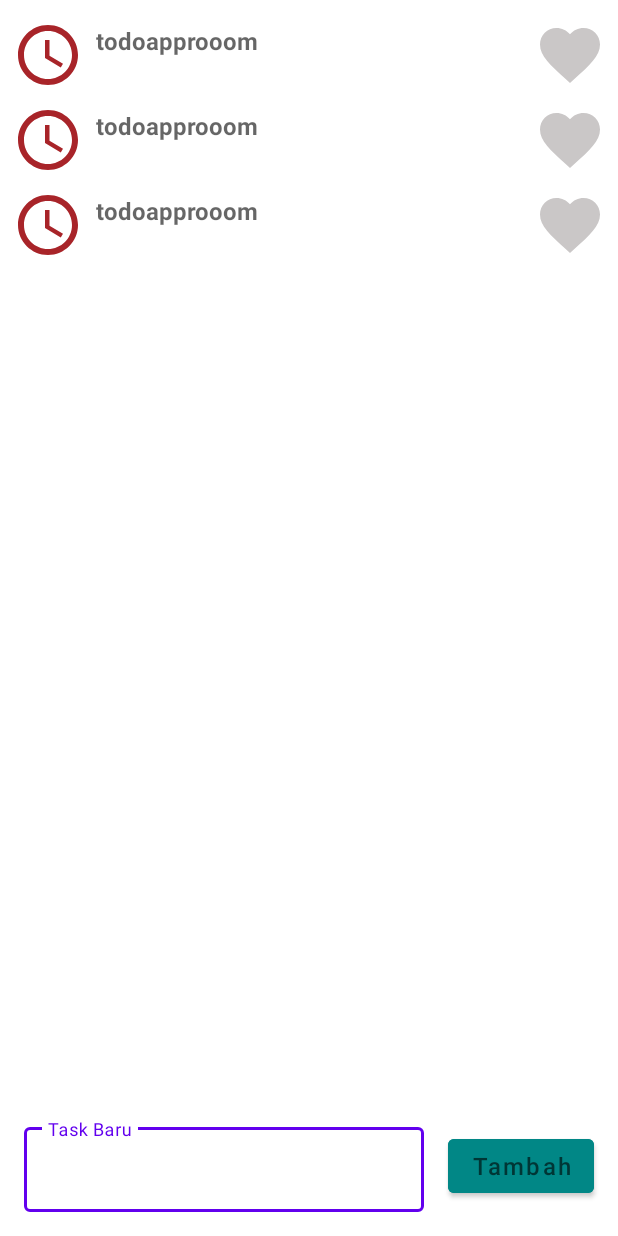
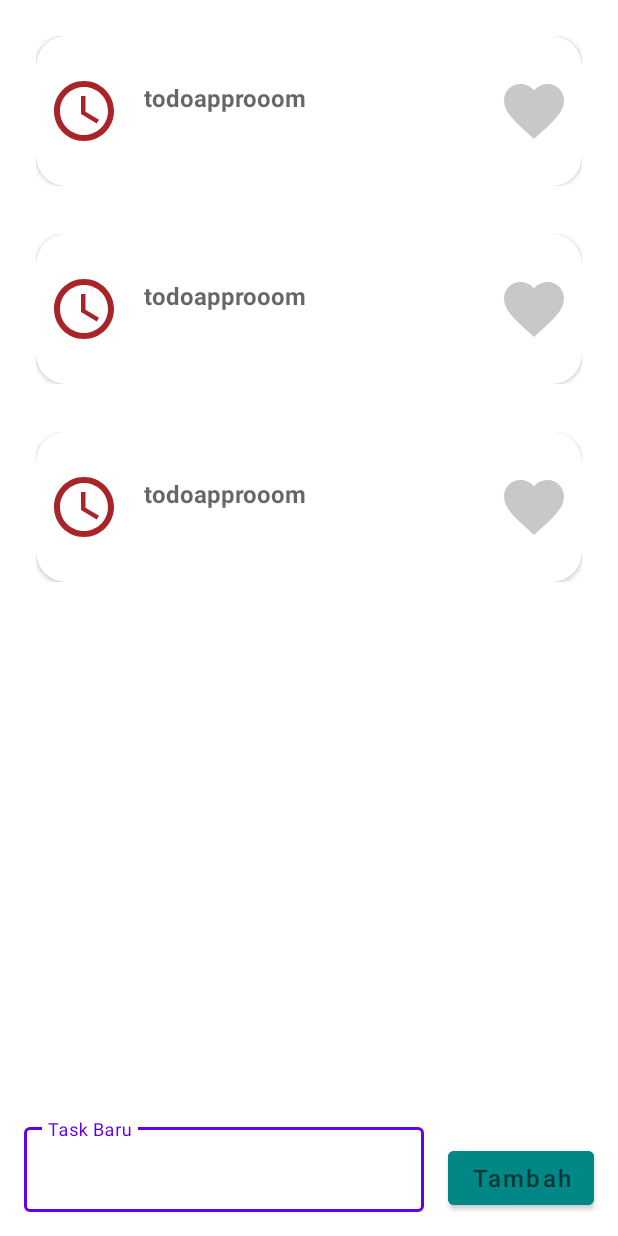
Before and after one commit to setilanaji/todo-app-room, an Android app: the layout fragment_todo_list.xml on its own in the app's theme, with its tools: preview values and no code run, on a phone screen of 412 x 824 dp. Run offline under Robolectric (Android 15) with nearby library versions, the phone set to English and light mode, and no system bars.

Commit message:
fix minor bug

```diff
--- a/app/src/main/java/com/ydh/todoapprooom/presenter/TodoPresenter.kt
+++ b/app/src/main/java/com/ydh/todoapprooom/presenter/TodoPresenter.kt
@@ -153,8 +153,10 @@ class TodoPresenter(private val view: TodoContract.View, private val repository:
                 if (response.isSuccessful) {
                     if (response.body() != null) {
                         response.body()?.let {
+                            val edited = it.data
+                            edited.favStatus = todoModel.favStatus
                             view.onSuccessUpdateTodo(
-                                it.data)
+                                edited)
                         }
                     } else {
                         Throwable(message = "Responsenya adalah null")
--- a/app/src/main/java/com/ydh/todoapprooom/view/adapter/TodoAdapter.kt
+++ b/app/src/main/java/com/ydh/todoapprooom/view/adapter/TodoAdapter.kt
@@ -23,8 +23,6 @@ class TodoAdapter(
     }
 
     fun setData(item: MutableList<TodoModel>){
-        println(item)
-        println("set Data")
         this.todoList = item
         notifyDataSetChanged()
     }
--- a/app/src/main/java/com/ydh/todoapprooom/view/fragment/TodoListFragment.kt
+++ b/app/src/main/java/com/ydh/todoapprooom/view/fragment/TodoListFragment.kt
@@ -97,7 +97,7 @@ class TodoListFragment : Fragment(), TodoContract.View, TodoAdapter.TodoListener
 
     override fun onSuccessDeleteFavTodo(id: Long) {
         requireActivity().runOnUiThread {
-            Toast.makeText(context, "task has been deleted", Toast.LENGTH_SHORT).show()
+            Toast.makeText(context, "task has been deleted from favorite", Toast.LENGTH_SHORT).show()
         }
     }
 
--- a/app/src/main/res/layout/fragment_todo_list.xml
+++ b/app/src/main/res/layout/fragment_todo_list.xml
@@ -40,7 +40,6 @@
         android:layout_width="0dp"
         android:layout_height="0dp"
         android:padding="8dp"
-        android:layout_marginBottom="16dp"
         app:layoutManager="androidx.recyclerview.widget.LinearLayoutManager"
         app:layout_constraintBottom_toTopOf="@+id/tilTodo"
         app:layout_constraintEnd_toEndOf="parent"
--- a/app/src/main/res/layout/item_todo.xml
+++ b/app/src/main/res/layout/item_todo.xml
@@ -10,21 +10,52 @@
             type="com.ydh.todoapprooom.model.TodoModel" />
     </data>
 
-    <androidx.constraintlayout.widget.ConstraintLayout android:layout_width="match_parent"
+    <androidx.constraintlayout.widget.ConstraintLayout
+        android:layout_width="match_parent"
         android:layout_height="wrap_content"
-        >
+        android:layout_margin="16dp">
+
+        <androidx.cardview.widget.CardView
+            android:layout_width="match_parent"
+            android:layout_height="100dp"
+            app:cardCornerRadius="20dp"
+            app:layout_constraintEnd_toEndOf="parent"
+            app:layout_constraintStart_toStartOf="parent"
+            app:layout_constraintTop_toTopOf="parent">
+
+            <androidx.constraintlayout.widget.ConstraintLayout
+                android:layout_width="match_parent"
+                android:layout_height="match_parent">
 
                 <CheckBox
                     android:id="@+id/ivStatus"
                     android:layout_width="48dp"
                     android:layout_height="48dp"
-            android:padding="8dp"
+                    android:layout_marginStart="8dp"
+                    android:layout_marginEnd="8dp"
+                    android:background="@drawable/selector_done"
                     android:button="@null"
                     android:checked="@{todo.status}"
-            android:background="@drawable/selector_done"
+                    android:padding="8dp"
                     app:layout_constraintBottom_toBottomOf="parent"
-            app:layout_constraintEnd_toStartOf="@id/tvTodo"
+                    app:layout_constraintEnd_toStartOf="@+id/tvTodo"
                     app:layout_constraintStart_toStartOf="parent"
+                    app:layout_constraintTop_toTopOf="parent" />
+
+                <CheckBox
+                    android:id="@+id/ivFavTodo"
+                    android:layout_width="48dp"
+                    android:layout_height="48dp"
+                    android:layout_marginStart="8dp"
+                    android:layout_marginEnd="8dp"
+                    android:background="@drawable/selector_fav"
+                    android:button="@null"
+                    android:checked="@{todo.favStatus}"
+                    android:padding="8dp"
+                    app:layout_constraintBottom_toBottomOf="parent"
+                    app:layout_constraintEnd_toEndOf="parent"
+                    app:layout_constraintHorizontal_bias="0.5"
+                    app:layout_constraintStart_toEndOf="@+id/tvTodo"
                     app:layout_constraintTop_toTopOf="parent" />
 
                 <TextView
@@ -32,29 +63,19 @@
                     android:layout_width="0dp"
                     android:layout_height="wrap_content"
                     android:hint="@string/app_name"
+                    android:lines="2"
                     android:padding="8dp"
                     android:textSize="16sp"
                     android:textStyle="bold"
-            android:lines="2"
                     app:layout_constraintBottom_toBottomOf="parent"
-            app:layout_constraintEnd_toStartOf="@id/ivFavTodo"
+                    app:layout_constraintEnd_toStartOf="@+id/ivFavTodo"
+                    app:layout_constraintHorizontal_bias="0.5"
                     app:layout_constraintStart_toEndOf="@+id/ivStatus"
                     app:layout_constraintTop_toTopOf="parent"
-            tools:text="@{todo.task}"/>
+                    tools:text="@{todo.task}" />
+            </androidx.constraintlayout.widget.ConstraintLayout>
+        </androidx.cardview.widget.CardView>
 
-
-        <CheckBox
-            android:id="@+id/ivFavTodo"
-            android:layout_width="48dp"
-            android:layout_height="48dp"
-            android:background="@drawable/selector_fav"
-            android:padding="8dp"
-            android:button="@null"
-            android:checked="@{todo.favStatus}"
-            app:layout_constraintBottom_toBottomOf="parent"
-            app:layout_constraintEnd_toEndOf="parent"
-            app:layout_constraintStart_toEndOf="@id/tvTodo"
-            app:layout_constraintTop_toTopOf="parent" />
 
     </androidx.constraintlayout.widget.ConstraintLayout>
 </layout>
```
Also changed, not shown: app/src/main/java/com/ydh/todoapprooom/view/adapter/TodoFavAdapter.kt (+25 -0 lines), app/src/main/java/com/ydh/todoapprooom/view/fragment/FavoritesFragment.kt (+30 -18 lines). Lines whose indentation alone changed are shown as unchanged.
